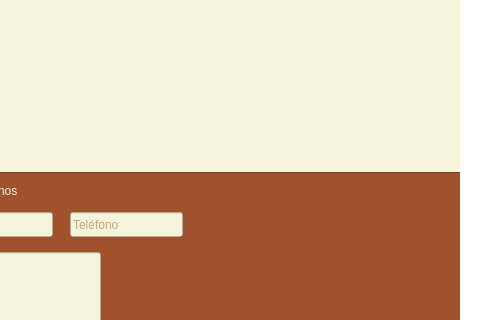
Above: mainwindow.ui from jucarratu/Proyecto-I-Carratu-Penayo before the change; both pictures show x 470 to 950 and y 208 to 528 of the 950 by 898 pixel window. Below: the same form after it.
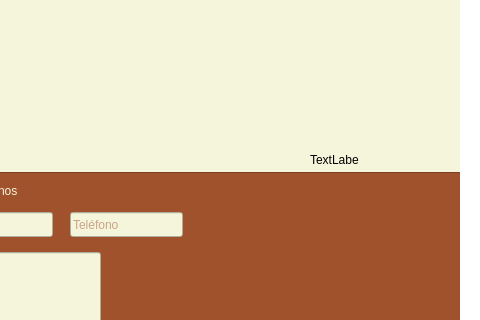
That is the form after the change.

The edit to the form file:
```diff
--- a/mainwindow.ui
+++ b/mainwindow.ui
@@ -437,6 +437,19 @@
      </property>
     </widget>
    </widget>
+   <widget class="QLabel" name="label_6">
+    <property name="geometry">
+     <rect>
+      <x>780</x>
+      <y>360</y>
+      <width>49</width>
+      <height>16</height>
+     </rect>
+    </property>
+    <property name="text">
+     <string>TextLabel</string>
+    </property>
+   </widget>
    <zorder>label</zorder>
    <zorder>pushButton</zorder>
    <zorder>comboBox</zorder>
```
Left out of the diff: 1 changed line with no effect on the pictures.
